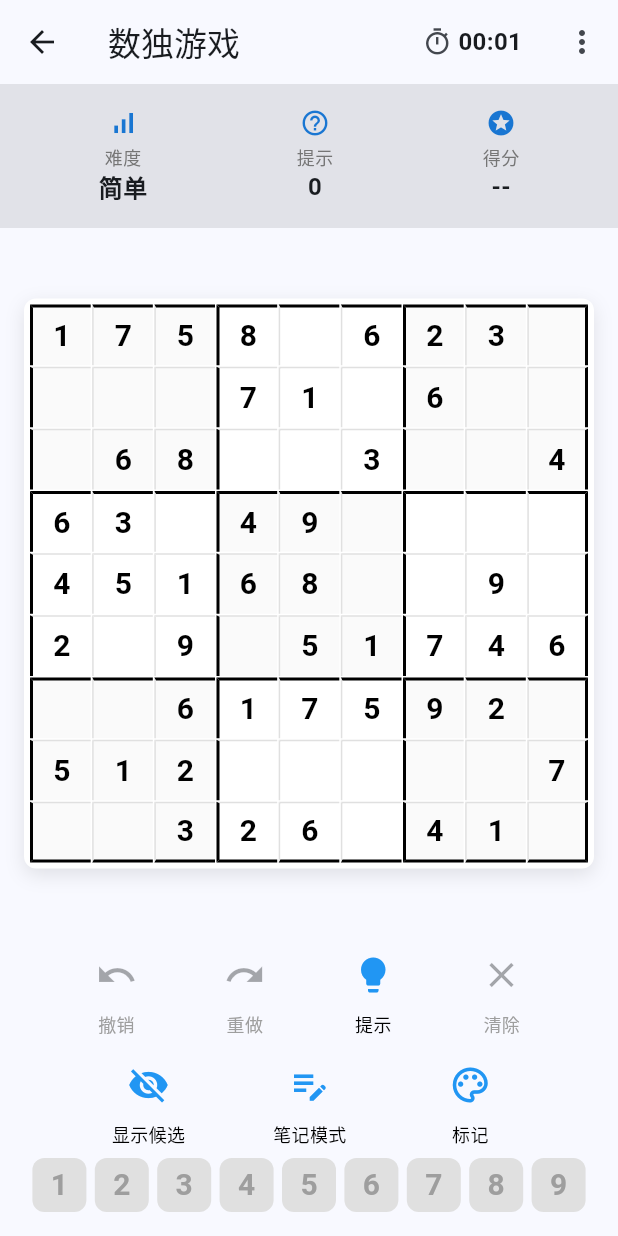
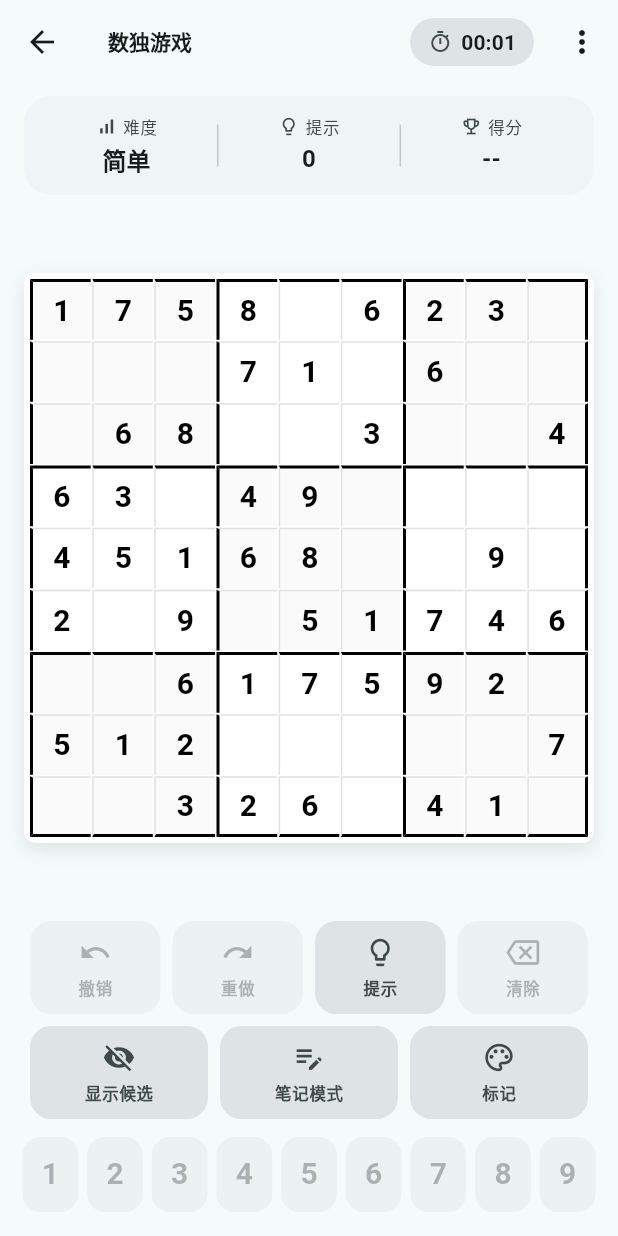
Before and after one commit to yedeying/sudoku-dart, a Flutter app: the screen it shows after launch, after a tap on "简单", on a phone screen of 412 x 824 dp. Run offline on Flutter 3.47's test engine with Material 3 defaults, Android fonts, the phone set to English and light mode, and no system bars.

Commit message:
style: black-and-white chrome; keep markup palette

```diff
--- a/lib/main.dart
+++ b/lib/main.dart
@@ -2,6 +2,7 @@ import 'package:flutter/material.dart';
 import 'package:provider/provider.dart';
 import 'screens/main_shell.dart';
 import 'models/game_state.dart';
+import 'theme/app_theme.dart';
 
 void main() {
   runApp(const SudokuApp());
@@ -16,21 +17,8 @@ class SudokuApp extends StatelessWidget {
       create: (_) => GameState(),
       child: MaterialApp(
         title: '数独游戏',
-        theme: ThemeData(
-          primarySwatch: Colors.blue,
-          useMaterial3: true,
-          colorScheme: ColorScheme.fromSeed(
-            seedColor: Colors.blue,
-            brightness: Brightness.light,
-          ),
-        ),
-        darkTheme: ThemeData(
-          useMaterial3: true,
-          colorScheme: ColorScheme.fromSeed(
-            seedColor: Colors.blue,
-            brightness: Brightness.dark,
-          ),
-        ),
+        theme: AppTheme.light(),
+        darkTheme: AppTheme.dark(),
         home: const MainShell(),
         debugShowCheckedModeBanner: false,
       ),
--- a/lib/screens/game_screen.dart
+++ b/lib/screens/game_screen.dart
@@ -44,18 +44,32 @@ class _GameScreenState extends State<GameScreen> {
           // 计时器
           Consumer<GameState>(
             builder: (context, gameState, child) {
+              final scheme = Theme.of(context).colorScheme;
               return Center(
-                child: Padding(
-                  padding: const EdgeInsets.symmetric(horizontal: 16.0),
+                child: Container(
+                  margin: const EdgeInsets.symmetric(horizontal: 8),
+                  padding: const EdgeInsets.symmetric(
+                    horizontal: 12,
+                    vertical: 6,
+                  ),
+                  decoration: BoxDecoration(
+                    color: scheme.surfaceContainerHighest,
+                    borderRadius: BorderRadius.circular(999),
+                  ),
                   child: Row(
                     children: [
-                      const Icon(Icons.timer_outlined, size: 20),
-                      const SizedBox(width: 4),
+                      Icon(
+                        Icons.timer_outlined,
+                        size: 16,
+                        color: scheme.onSurfaceVariant,
+                      ),
+                      const SizedBox(width: 6),
                       Text(
                         gameState.getFormattedTime(),
-                        style: const TextStyle(
-                          fontSize: 16,
-                          fontWeight: FontWeight.bold,
+                        style: Theme.of(context).textTheme.labelLarge?.copyWith(
+                          fontFeatures: const [
+                            FontFeature.tabularFigures(),
+                          ],
                         ),
                       ),
                     ],
@@ -106,7 +120,23 @@ class _GameScreenState extends State<GameScreen> {
         child: Consumer<GameState>(
           builder: (context, gameState, child) {
             if (gameState.board == null) {
-              return const Center(child: Text('请先开始游戏'));
+              return Center(
+                child: Column(
+                  mainAxisSize: MainAxisSize.min,
+                  children: [
+                    Icon(
+                      Icons.grid_off_outlined,
+                      size: 40,
+                      color: Theme.of(context).colorScheme.onSurfaceVariant,
+                    ),
+                    const SizedBox(height: 12),
+                    Text(
+                      '请先开始游戏',
+                      style: Theme.of(context).textTheme.bodyLarge,
+                    ),
+                  ],
+                ),
+              );
             }
 
             if (gameState.justCompleted) {
@@ -131,12 +161,15 @@ class _GameScreenState extends State<GameScreen> {
               });
             }
 
-            return Column(
+            return Center(
+              child: ConstrainedBox(
+                constraints: const BoxConstraints(maxWidth: 560),
+                child: Column(
                   children: [
                     // 信息栏
                     _buildInfoBar(gameState),
 
-                const SizedBox(height: 16),
+                    const SizedBox(height: 12),
 
                     // 数独棋盘
                     Expanded(
@@ -151,7 +184,8 @@ class _GameScreenState extends State<GameScreen> {
                                 gameState.markupEnabled,
                             conflictCells: gameState.getConflictCells(),
                             markup: gameState.displayMarkup,
-                        sameDigitCells: gameState.sameDigitHighlightCells(),
+                            sameDigitCells:
+                                gameState.sameDigitHighlightCells(),
                             sameDigitCandidates:
                                 gameState.sameDigitHighlightCandidates(),
                             arrowAnchor: gameState.arrowAnchor,
@@ -166,7 +200,7 @@ class _GameScreenState extends State<GameScreen> {
                       ),
                     ),
 
-                const SizedBox(height: 16),
+                    const SizedBox(height: 12),
 
                     if (_hintPanelVisible(gameState)) ...[
                       Padding(
@@ -179,13 +213,15 @@ class _GameScreenState extends State<GameScreen> {
                     // 控制按钮
                     _buildControlButtons(gameState),
 
-                const SizedBox(height: 8),
+                    const SizedBox(height: 12),
 
                     // 数字键盘
                     _buildNumberPad(gameState),
 
                     const SizedBox(height: 16),
                   ],
+                ),
+              ),
             );
           },
         ),
@@ -194,32 +230,50 @@ class _GameScreenState extends State<GameScreen> {
   }
 
   Widget _buildInfoBar(GameState gameState) {
-    final bg = Theme.of(context).colorScheme.surfaceContainerHighest;
-    return Container(
-      padding: const EdgeInsets.all(16),
-      color: bg,
+    return Padding(
+      padding: const EdgeInsets.fromLTRB(16, 8, 16, 0),
+      child: Card(
+        child: Padding(
+          padding: const EdgeInsets.symmetric(horizontal: 8, vertical: 12),
           child: Row(
-        mainAxisAlignment: MainAxisAlignment.spaceAround,
             children: [
-          _buildInfoItem(
+              Expanded(
+                child: _buildInfoItem(
                   icon: Icons.signal_cellular_alt,
                   label: '难度',
                   value: _getDifficultyName(gameState.difficulty),
                 ),
-          _buildInfoItem(
-            icon: Icons.help_outline,
+              ),
+              _infoDivider(),
+              Expanded(
+                child: _buildInfoItem(
+                  icon: Icons.lightbulb_outline,
                   label: '提示',
                   value: '${gameState.hintsUsed}',
                 ),
-          _buildInfoItem(
-            icon: Icons.stars,
+              ),
+              _infoDivider(),
+              Expanded(
+                child: _buildInfoItem(
+                  icon: Icons.emoji_events_outlined,
                   label: '得分',
                   value: gameState.board!.isComplete()
                       ? '${gameState.getScore()}'
                       : '--',
                 ),
+              ),
             ],
           ),
+        ),
+      ),
+    );
+  }
+
+  Widget _infoDivider() {
+    return Container(
+      width: 1,
+      height: 28,
+      color: Theme.of(context).colorScheme.outlineVariant,
     );
   }
 
@@ -228,24 +282,25 @@ class _GameScreenState extends State<GameScreen> {
     required String label,
     required String value,
   }) {
+    final theme = Theme.of(context);
+    final scheme = theme.colorScheme;
     return Column(
       children: [
-        Icon(icon, size: 20, color: Colors.blue.shade700),
-        const SizedBox(height: 4),
+        Row(
+          mainAxisAlignment: MainAxisAlignment.center,
+          children: [
+            Icon(icon, size: 14, color: scheme.onSurfaceVariant),
+            const SizedBox(width: 4),
             Text(
               label,
-          style: TextStyle(
-            fontSize: 12,
-            color: Colors.grey.shade600,
+              style: theme.textTheme.labelSmall?.copyWith(
+                color: scheme.onSurfaceVariant,
               ),
             ),
-        Text(
-          value,
-          style: const TextStyle(
-            fontSize: 16,
-            fontWeight: FontWeight.bold,
+          ],
         ),
-        ),
+        const SizedBox(height: 2),
+        Text(value, style: theme.textTheme.titleMedium),
       ],
     );
   }
@@ -257,7 +312,6 @@ class _GameScreenState extends State<GameScreen> {
         children: [
           // 第一行：基础控制按钮
           Row(
-            mainAxisAlignment: MainAxisAlignment.spaceEvenly,
             children: [
               _buildControlButton(
                 icon: Icons.undo,
@@ -270,12 +324,12 @@ class _GameScreenState extends State<GameScreen> {
                 onPressed: gameState.canRedo ? () => gameState.redo() : null,
               ),
               _buildControlButton(
-                icon: Icons.lightbulb,
+                icon: Icons.lightbulb_outline,
                 label: '提示',
                 onPressed: () => _showHint(context, gameState),
               ),
               _buildControlButton(
-                icon: Icons.clear,
+                icon: Icons.backspace_outlined,
                 label: '清除',
                 onPressed: gameState.selectedRow != null
                     ? () => gameState.clearSelected()
@@ -286,7 +340,6 @@ class _GameScreenState extends State<GameScreen> {
           const SizedBox(height: 8),
           // 第二行：候选数功能按钮
           Row(
-            mainAxisAlignment: MainAxisAlignment.spaceEvenly,
             children: [
               _buildControlButton(
                 icon: gameState.showCandidates
@@ -294,13 +347,13 @@ class _GameScreenState extends State<GameScreen> {
                     : Icons.visibility_off,
                 label: gameState.showCandidates ? '隐藏候选' : '显示候选',
                 onPressed: () => gameState.toggleShowCandidates(),
-                color: gameState.showCandidates ? Colors.green : null,
+                active: gameState.showCandidates,
               ),
               _buildControlButton(
                 icon: Icons.edit_note,
                 label: gameState.candidateMode ? '填数模式' : '笔记模式',
                 onPressed: () => gameState.toggleCandidateMode(),
-                color: gameState.candidateMode ? Colors.orange : null,
+                active: gameState.candidateMode,
               ),
               _buildControlButton(
                 icon: gameState.markupEnabled
@@ -308,12 +361,12 @@ class _GameScreenState extends State<GameScreen> {
                     : Icons.palette_outlined,
                 label: gameState.markupEnabled ? '标记中' : '标记',
                 onPressed: () => gameState.toggleMarkupEnabled(),
-                color: gameState.markupEnabled ? Colors.purple : null,
+                active: gameState.markupEnabled,
               ),
             ],
           ),
           if (gameState.markupEnabled) ...[
-            const SizedBox(height: 8),
+            const SizedBox(height: 10),
             _buildMarkupBar(gameState),
           ],
         ],
@@ -325,9 +378,16 @@ class _GameScreenState extends State<GameScreen> {
     Widget modeChip(String label, MarkupMode mode) {
       final selected = gameState.markupMode == mode;
       return FilterChip(
-        label: Text(label),
+        label: Text(
+          label,
+          style: TextStyle(
+            color: selected ? Colors.white : null,
+          ),
+        ),
         selected: selected,
         showCheckmark: false,
+        selectedColor: Colors.black,
+        checkmarkColor: Colors.white,
         onSelected: (_) => gameState.setMarkupMode(mode),
       );
     }
@@ -346,6 +406,7 @@ class _GameScreenState extends State<GameScreen> {
             modeChip('自动共轭', MarkupMode.autoConjugate),
             modeChip('关闭', MarkupMode.off),
             ActionChip(
+              avatar: const Icon(Icons.layers_clear_outlined, size: 16),
               label: const Text('清除标记'),
               onPressed: () => gameState.clearUserMarkup(),
             ),
@@ -368,7 +429,7 @@ class _GameScreenState extends State<GameScreen> {
                       color: color,
                       border: Border.all(
                         color: gameState.markupColor == color
-                            ? Colors.black
+                            ? Theme.of(context).colorScheme.onSurface
                             : Colors.transparent,
                         width: 2,
                       ),
@@ -383,7 +444,7 @@ class _GameScreenState extends State<GameScreen> {
           Text(
             '已选起点，再点终点',
             style: Theme.of(context).textTheme.bodySmall?.copyWith(
-                  color: Colors.black54,
+                  color: Theme.of(context).colorScheme.onSurfaceVariant,
                 ),
           ),
         ] else if (gameState.markupMode == MarkupMode.candidateColor) ...[
@@ -391,7 +452,7 @@ class _GameScreenState extends State<GameScreen> {
           Text(
             '选格后点数字上色',
             style: Theme.of(context).textTheme.bodySmall?.copyWith(
-                  color: Colors.black54,
+                  color: Theme.of(context).colorScheme.onSurfaceVariant,
                 ),
           ),
         ],
@@ -403,60 +464,108 @@ class _GameScreenState extends State<GameScreen> {
     required IconData icon,
     required String label,
     required VoidCallback? onPressed,
-    Color? color,
+    bool active = false,
   }) {
-    return Column(
+    final scheme = Theme.of(context).colorScheme;
+    final enabled = onPressed != null;
+
+    final Color background;
+    final Color foreground;
+    if (!enabled) {
+      background = scheme.surfaceContainerHighest.withValues(alpha: 0.4);
+      foreground = scheme.onSurfaceVariant.withValues(alpha: 0.38);
+    } else if (active) {
+      background = Colors.black;
+      foreground = Colors.white;
+    } else {
+      background = scheme.surfaceContainerHighest;
+      foreground = scheme.onSurfaceVariant;
+    }
+
+    return Expanded(
+      child: Padding(
+        padding: const EdgeInsets.symmetric(horizontal: 4),
+        child: Material(
+          color: background,
+          borderRadius: BorderRadius.circular(14),
+          clipBehavior: Clip.antiAlias,
+          child: InkWell(
+            onTap: onPressed,
+            child: Padding(
+              padding: const EdgeInsets.symmetric(vertical: 10),
+              child: Column(
                 children: [
-        IconButton(
-          icon: Icon(icon),
-          onPressed: onPressed,
-          color: color ?? (onPressed != null ? Colors.blue : Colors.grey),
-          iconSize: 28,
-        ),
+                  Icon(icon, size: 22, color: foreground),
+                  const SizedBox(height: 4),
                   Text(
                     label,
-          style: TextStyle(
-            fontSize: 12,
-            color: onPressed != null ? Colors.black : Colors.grey,
+                    maxLines: 1,
+                    overflow: TextOverflow.ellipsis,
+                    style: Theme.of(context).textTheme.labelSmall?.copyWith(
+                          color: foreground,
+                          fontWeight: FontWeight.w600,
                         ),
                   ),
                 ],
+              ),
+            ),
+          ),
+        ),
+      ),
     );
   }
 
   Widget _buildNumberPad(GameState gameState) {
     return Padding(
-      padding: const EdgeInsets.symmetric(horizontal: 16.0),
+      padding: const EdgeInsets.symmetric(horizontal: 12.0),
       child: Row(
-        mainAxisAlignment: MainAxisAlignment.spaceEvenly,
         children: List.generate(9, (index) {
-          int number = index + 1;
-          return _buildNumberButton(number, gameState);
+          return _buildNumberButton(index + 1, gameState);
         }),
       ),
     );
   }
 
   Widget _buildNumberButton(int number, GameState gameState) {
-    bool isEnabled = gameState.isNumberPadEnabled(number);
+    final scheme = Theme.of(context).colorScheme;
+    final isEnabled = gameState.isNumberPadEnabled(number);
+    final noteMode =
+        gameState.markupMode == MarkupMode.off && gameState.candidateMode;
 
-    return InkWell(
+    final Color background;
+    final Color foreground;
+    if (!isEnabled) {
+      background = scheme.surfaceContainerHighest.withValues(alpha: 0.4);
+      foreground = scheme.onSurfaceVariant.withValues(alpha: 0.38);
+    } else if (noteMode) {
+      background = scheme.surfaceContainerHighest;
+      foreground = scheme.onSurfaceVariant;
+    } else {
+      background = scheme.primaryContainer;
+      foreground = scheme.onPrimaryContainer;
+    }
+
+    return Expanded(
+      child: Padding(
+        padding: const EdgeInsets.symmetric(horizontal: 3),
+        child: Material(
+          color: background,
+          borderRadius: BorderRadius.circular(12),
+          clipBehavior: Clip.antiAlias,
+          child: InkWell(
             onTap: isEnabled ? () => gameState.onNumberPad(number) : null,
-      borderRadius: BorderRadius.circular(8),
-      child: Container(
-        width: 36,
-        height: 36,
-        decoration: BoxDecoration(
-          color: isEnabled ? Colors.blue : Colors.grey.shade300,
-          borderRadius: BorderRadius.circular(8),
-        ),
+            child: SizedBox(
+              height: 50,
               child: Center(
                 child: Text(
                   number.toString(),
                   style: TextStyle(
                     fontSize: 20,
-              fontWeight: FontWeight.bold,
-              color: isEnabled ? Colors.white : Colors.grey.shade500,
+                    fontWeight: FontWeight.w700,
+                    color: foreground,
+                  ),
+                ),
+              ),
             ),
           ),
         ),
@@ -571,7 +680,7 @@ class _GameScreenState extends State<GameScreen> {
                 onPressed: () => Navigator.pop(context),
                 child: const Text('取消'),
               ),
-              ElevatedButton(
+              FilledButton(
                 onPressed: () {
                   gameState.resetGame();
                   Navigator.pop(context);
@@ -614,16 +723,14 @@ class _GameScreenState extends State<GameScreen> {
       context: context,
       builder: (context) => AlertDialog(
         title: const Text('自动填充候选数'),
-        content: const Text(
-          '自动为所有空格填充可能的候选数字。\n\n'
-          '这将覆盖您手动设置的候选数，确定要继续吗？'
-        ),
+        content: const Text('自动为所有空格填充可能的候选数字。\n\n'
+            '这将覆盖您手动设置的候选数，确定要继续吗？'),
         actions: [
           TextButton(
             onPressed: () => Navigator.pop(context),
             child: const Text('取消'),
           ),
-          ElevatedButton(
+          FilledButton(
             onPressed: () {
               gameState.autoFillCandidates();
               Navigator.pop(context);
--- /dev/null
+++ b/lib/theme/app_theme.dart
@@ -0,0 +1,147 @@
+import 'package:flutter/material.dart';
+
+/// 全局主题：由单一种子色派生 Material 3 配色，并统一圆角、留白与控件层级。
+///
+/// 界面代码只允许引用 [ColorScheme] 与 [TextTheme] 中的令牌，
+/// 不再硬编码具体色值，深色模式才能跟随系统正确反色。
+class AppTheme {
+  static const Color seed = Color(0xFF1A1A1A);
+
+  /// 棋盘、卡片等容器统一圆角。
+  static const double radius = 18;
+
+  static ThemeData light() => _build(Brightness.light);
+
+  static ThemeData dark() => _build(Brightness.dark);
+
+  static ThemeData _build(Brightness brightness) {
+    // fromSeed remaps near-black to a tinted primary; pin chrome to B&W.
+    final scheme = ColorScheme.fromSeed(
+      seedColor: seed,
+      brightness: brightness,
+    ).copyWith(
+      primary: seed,
+      onPrimary: Colors.white,
+      secondary: seed,
+      onSecondary: Colors.white,
+      tertiary: seed,
+      onTertiary: Colors.white,
+    );
+    final base = ThemeData(useMaterial3: true, colorScheme: scheme);
+    final text = base.textTheme;
+
+    return base.copyWith(
+      scaffoldBackgroundColor: scheme.surface,
+      textTheme: text.copyWith(
+        headlineLarge: text.headlineLarge?.copyWith(
+          fontWeight: FontWeight.w700,
+          letterSpacing: -0.5,
+        ),
+        titleLarge: text.titleLarge?.copyWith(fontWeight: FontWeight.w600),
+        titleMedium: text.titleMedium?.copyWith(fontWeight: FontWeight.w600),
+        labelLarge: text.labelLarge?.copyWith(fontWeight: FontWeight.w600),
+      ),
+      appBarTheme: AppBarTheme(
+        backgroundColor: scheme.surface,
+        foregroundColor: scheme.onSurface,
+        surfaceTintColor: Colors.transparent,
+        centerTitle: false,
+        scrolledUnderElevation: 2,
+        titleTextStyle: text.titleLarge?.copyWith(
+          fontWeight: FontWeight.w600,
+          color: scheme.onSurface,
+        ),
+      ),
+      cardTheme: CardThemeData(
+        elevation: 0,
+        color: scheme.surfaceContainerLow,
+        surfaceTintColor: Colors.transparent,
+        margin: EdgeInsets.zero,
+        shape: RoundedRectangleBorder(
+          borderRadius: BorderRadius.circular(radius),
+        ),
+      ),
+      dialogTheme: DialogThemeData(
+        backgroundColor: scheme.surfaceContainerHigh,
+        surfaceTintColor: Colors.transparent,
+        shape: RoundedRectangleBorder(
+          borderRadius: BorderRadius.circular(24),
+        ),
+        titleTextStyle: text.titleLarge?.copyWith(
+          fontWeight: FontWeight.w600,
+          color: scheme.onSurface,
+        ),
+      ),
+      navigationBarTheme: NavigationBarThemeData(
+        backgroundColor: scheme.surfaceContainer,
+        surfaceTintColor: Colors.transparent,
+        indicatorColor: scheme.secondaryContainer,
+        elevation: 0,
+        height: 68,
+        labelTextStyle: WidgetStatePropertyAll(
+          text.labelMedium?.copyWith(fontWeight: FontWeight.w600),
+        ),
+      ),
+      filledButtonTheme: FilledButtonThemeData(
+        style: FilledButton.styleFrom(
+          minimumSize: const Size(0, 48),
+          padding: const EdgeInsets.symmetric(horizontal: 24),
+          shape: RoundedRectangleBorder(
+            borderRadius: BorderRadius.circular(14),
+          ),
+        ),
+      ),
+      outlinedButtonTheme: OutlinedButtonThemeData(
+        style: OutlinedButton.styleFrom(
+          minimumSize: const Size(0, 48),
+          padding: const EdgeInsets.symmetric(horizontal: 24),
+          side: BorderSide(color: scheme.outlineVariant),
+          shape: RoundedRectangleBorder(
+            borderRadius: BorderRadius.circular(14),
+          ),
+        ),
+      ),
+      textButtonTheme: TextButtonThemeData(
+        style: TextButton.styleFrom(
+          minimumSize: const Size(0, 44),
+          shape: RoundedRectangleBorder(
+            borderRadius: BorderRadius.circular(12),
+          ),
+        ),
+      ),
+      chipTheme: ChipThemeData(
+        side: BorderSide(color: scheme.outlineVariant),
+        shape: RoundedRectangleBorder(
+          borderRadius: BorderRadius.circular(12),
+        ),
+        labelStyle: text.labelLarge,
+      ),
+      listTileTheme: ListTileThemeData(
+        shape: RoundedRectangleBorder(
+          borderRadius: BorderRadius.circular(14),
+        ),
+        contentPadding: const EdgeInsets.symmetric(
+          horizontal: 16,
+          vertical: 6,
+        ),
+      ),
+      dividerTheme: DividerThemeData(
+        color: scheme.outlineVariant,
+        space: 1,
+        thickness: 1,
+      ),
+      snackBarTheme: SnackBarThemeData(
+        behavior: SnackBarBehavior.floating,
+        shape: RoundedRectangleBorder(
+          borderRadius: BorderRadius.circular(12),
+        ),
+      ),
+      popupMenuTheme: PopupMenuThemeData(
+        surfaceTintColor: Colors.transparent,
+        shape: RoundedRectangleBorder(
+          borderRadius: BorderRadius.circular(14),
+        ),
+      ),
+    );
+  }
+}
```
Also changed, not shown: 1 other file. Lines whose indentation alone changed are shown as unchanged.
